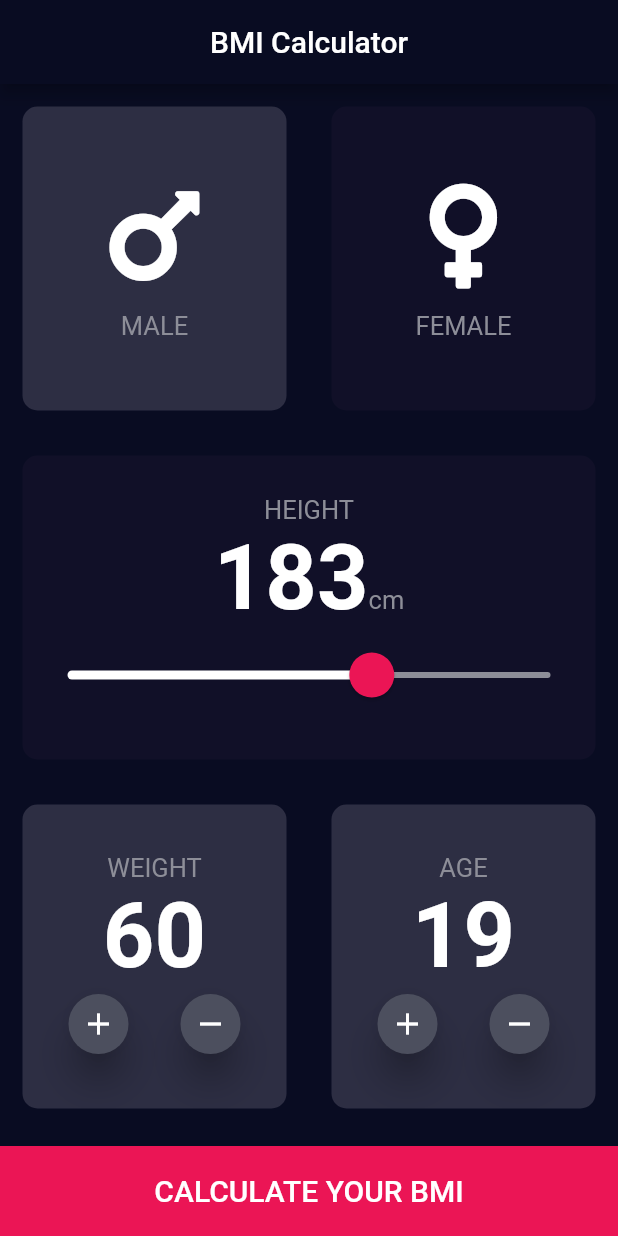
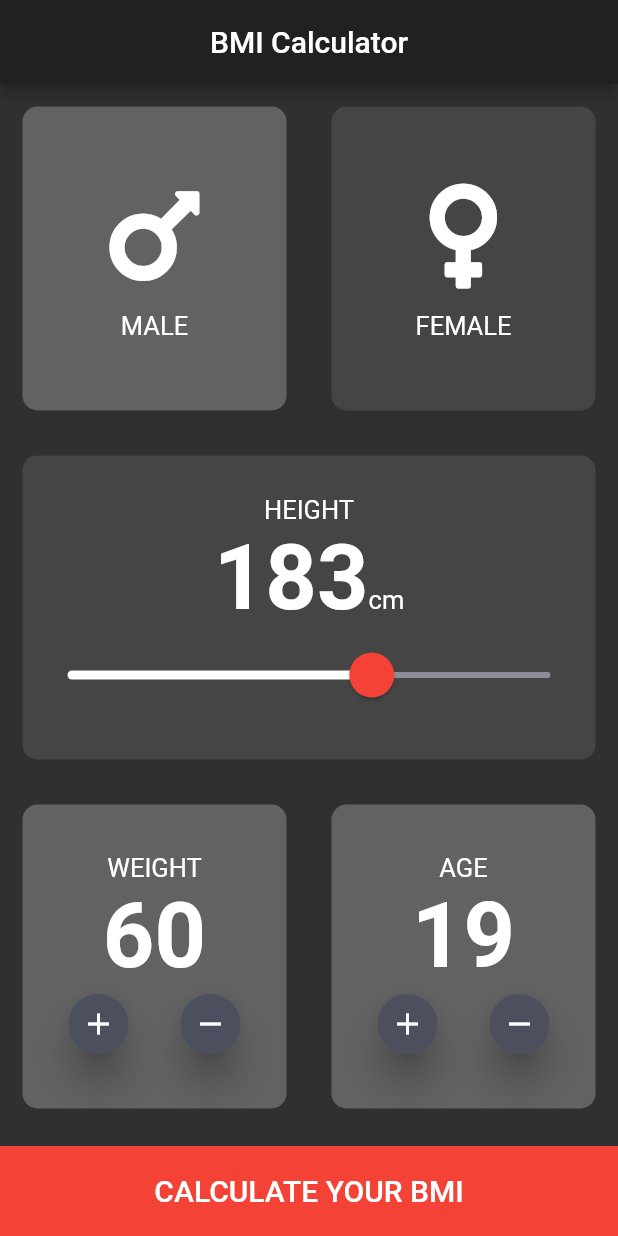
Before and after one commit to sanjay-namdeo/bmi_calculator, a Flutter app: the screen it shows after launch, on a phone screen of 412 x 824 dp. Run offline on Flutter 3.47's test engine with Material 2 defaults, Android fonts, the phone set to English and light mode, and no system bars; our stand-ins replace font_awesome_flutter.

Commit message:
Updated theme to material dark

```diff
--- a/lib/constants.dart
+++ b/lib/constants.dart
@@ -1,18 +1,18 @@
 import 'package:flutter/material.dart';
 
-const Color kActiveColor = Color(0xFF2D2E43);
-const Color kInactiveColor = Color(0xFF111028);
-const Color kBottomContainerColor = Color(0xFFEB1555);
+const Color kActiveColor = Colors.white24;
+const Color kInactiveColor = Colors.white10;
+const Color kBottomContainerColor = Colors.red;
 
 const Color kSliderActiveColor = Color(0xFFEB1555);
 const Color kSliderOverlayActiveColor = Color(0x29EB1555);
-const Color kSliderThumbColor = Color(0xFFEB1555);
+const Color kSliderThumbColor = Colors.red;
 
 const Color kButtonColor = Color(0xFF4C4F5E);
 
 const kBottomContainerHeight = 60.0;
 
-const kLabelTextStyle = TextStyle(fontSize: 17.0, color: Color(0xFF8D8E98));
+const kLabelTextStyle = TextStyle(fontSize: 17.0, color: Colors.white);
 const kMainTextStyle = TextStyle(fontSize: 60.0, fontWeight: FontWeight.bold);
 
 const kResultTextStyle = TextStyle(fontSize: 80.0, fontWeight: FontWeight.bold);
--- a/lib/main.dart
+++ b/lib/main.dart
@@ -14,10 +14,7 @@ class MyApp extends StatelessWidget {
         'input_page': (context) => InputPage(),
         'result_page': (context) => ResultPage()
       },
-      theme: ThemeData.dark().copyWith(
-        primaryColor: Color(0xFF090C22),
-        scaffoldBackgroundColor: Color(0xFF090C22),
-      ),
+      theme: ThemeData.dark(),
     );
   }
 }
```
